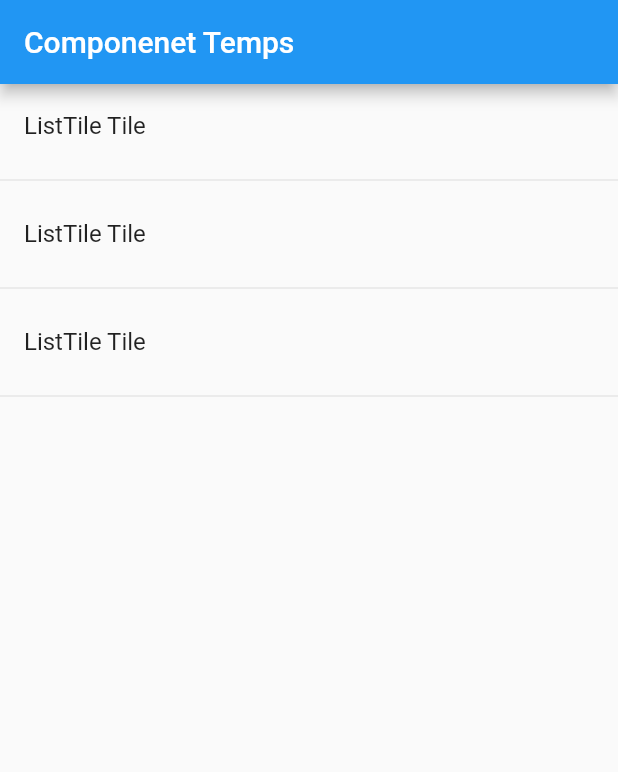
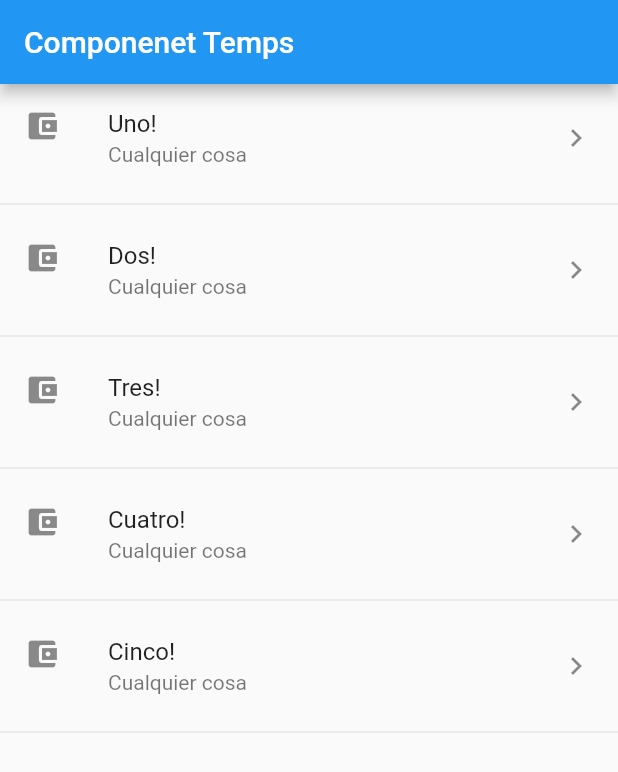
Before and after one commit to albaulab/Componentes-en-Flutter, a Flutter app: the screen it shows after launch, on a phone screen of 412 x 824 dp. Shown: the top 772 px of the screen. Run offline on Flutter 3.47's test engine with Material 2 defaults, Android fonts, the phone set to English and light mode, and no system bars.

Commit message:
trying another way to make listview widget

```diff
--- a/lib/src/pages/home_temp.dart
+++ b/lib/src/pages/home_temp.dart
@@ -2,28 +2,45 @@ import 'package:flutter/cupertino.dart';
 import 'package:flutter/material.dart';
 
 class HomePagesTemps extends StatelessWidget {
+  final opciones = ["Uno", "Dos", "Tres", "Cuatro", "Cinco"];
+
   @override
   Widget build(BuildContext context) {
     return Scaffold(
       appBar: AppBar(
         title: Text("Componenet Temps"),
       ),
-      body: ListView(
+      body: ListView(children: _crearItemCorta()),
+    );
+  }
+
+  List<Widget> _crearItems() {
+    List<Widget> lista = new List<Widget>();
+    for (String opt in opciones) {
+      final tempWidget = ListTile(
+        title: Text(opt),
+      );
+      lista..add(tempWidget)..add(Divider());
+    }
+
+    return lista;
+  }
+
+  List<Widget> _crearItemCorta() {
+    var widgets = opciones.map((item) {
+      return Column(
         children: <Widget>[
           ListTile(
-            title: Text('ListTile Tile'),
-          ),
-          Divider(),
-          ListTile(
-            title: Text('ListTile Tile'),
-          ),
-          Divider(),
-          ListTile(
-            title: Text('ListTile Tile'),
+            title: Text(item + "!"),
+            subtitle: Text('Cualquier cosa'),
+            leading: Icon(Icons.account_balance_wallet),
+            trailing: Icon(Icons.keyboard_arrow_right),
+            onTap: () {},
           ),
           Divider(),
         ],
-      ),
-    );
+      );
+    }).toList();
+    return widgets;
   }
 }
```
